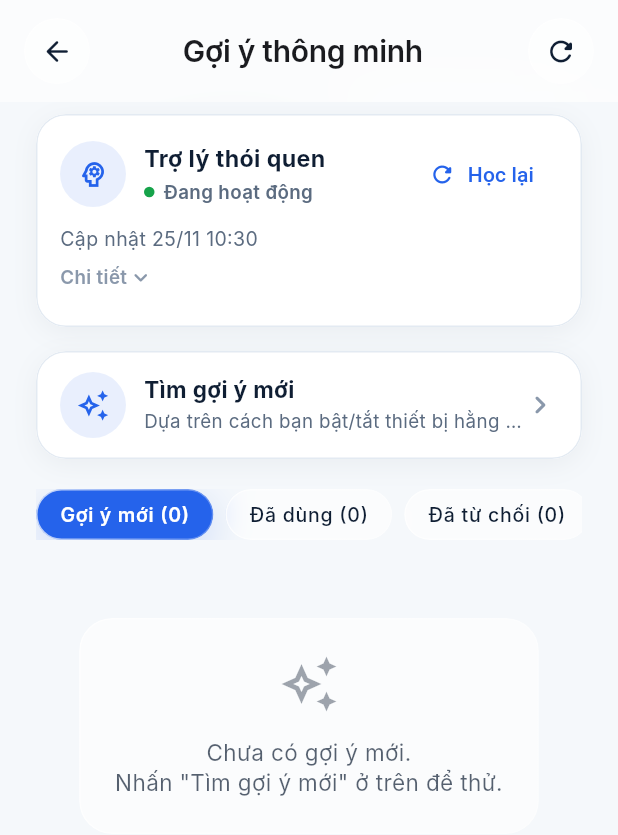
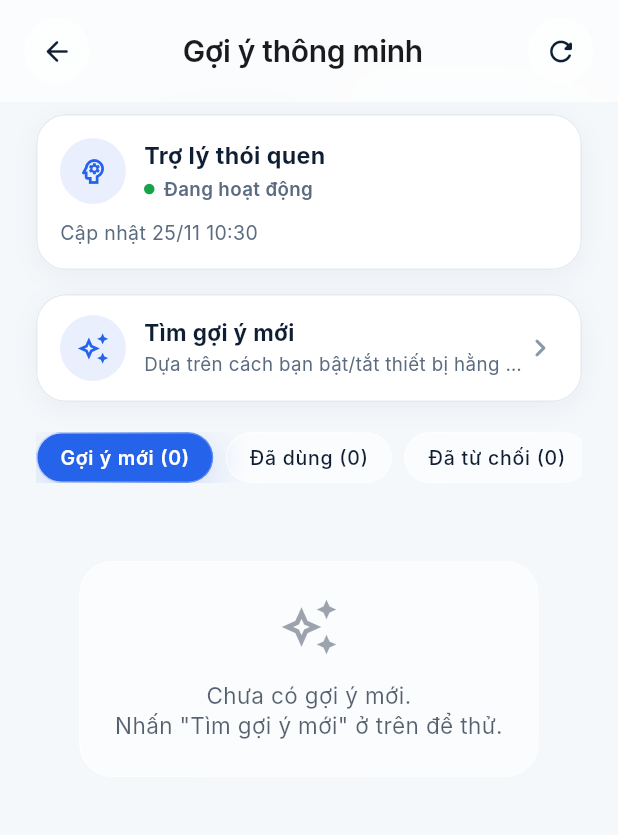
Before and after one commit to diethon/app_hesta, a Flutter app: the RecommendationsScreen screen opened by its route, on a phone screen of 412 x 824 dp. Shown: the top 835 px of the screen. Run offline on Flutter 3.47's test engine with Material 3 defaults, Android fonts, the phone set to English and light mode, and no system bars; our stand-ins replace cached_network_image, connectivity_plus, dio, flutter_blue_plus, flutter_local_notifications, flutter_riverpod and 6 more; missing offline and left inert: mobile_scanner, model_viewer_plus; accounts and stored records are empty; network calls fail; Roboto replaces fonts that are missing (Inter).

Commit message:
feat(home): show top recommendation banner and hide model internals from users

```diff
--- a/lib/features/home/presentation/home_screen.dart
+++ b/lib/features/home/presentation/home_screen.dart
@@ -20,6 +20,7 @@ import '../../scene/data/scene_providers.dart';
 import '../../scene/domain/scene.dart';
 import '../../scene/presentation/scene_icons.dart';
 import '../../groups/presentation/device_group_strip.dart';
+import '../../recommendation/presentation/widgets/top_recommendation_banner.dart';
 import 'widgets/hero_house_model.dart';
 
 class HomeScreen extends ConsumerWidget {
@@ -248,6 +249,8 @@ class _DashboardContent extends ConsumerWidget {
           _StatusPillsRow(devices: devices),
           const SizedBox(height: AppSpacing.lg),
         ],
+
+        const TopRecommendationBanner(),
 
         // Lối vào Automation, Recommendation, Scenes, Camera.
         _SectionLabel(label: l10n.quickAccess),
--- a/lib/features/recommendation/presentation/widgets/ml_model_status_card.dart
+++ b/lib/features/recommendation/presentation/widgets/ml_model_status_card.dart
@@ -1,5 +1,4 @@
 import 'package:flutter/material.dart';
-import 'package:flutter/services.dart';
 import 'package:flutter_riverpod/flutter_riverpod.dart';
 
 import '../../../../core/widgets/state_views.dart';
@@ -7,38 +6,9 @@ import '../../../../core/widgets/studio.dart';
 import '../../data/recommendation_providers.dart';
 import '../../domain/recommendation_models.dart';
 
-class MlModelStatusCard extends ConsumerStatefulWidget {
+/// Trạng thái trợ lý thói quen bằng lời thường; số liệu mô hình chỉ dành cho kỹ thuật nên không hiện.
+class MlModelStatusCard extends ConsumerWidget {
   const MlModelStatusCard({super.key});
-
-  @override
-  ConsumerState<MlModelStatusCard> createState() => _MlModelStatusCardState();
-}
-
-class _MlModelStatusCardState extends ConsumerState<MlModelStatusCard> {
-  bool _isRetraining = false;
-  bool _showDetails = false;
-
-  Future<void> _handleRetrain() async {
-    await HapticFeedback.lightImpact();
-    if (!mounted) return;
-    setState(() => _isRetraining = true);
-
-    final result = await ref.read(mlModelStatusProvider.notifier).retrain();
-
-    if (!mounted) return;
-    setState(() => _isRetraining = false);
-    if (result != null) {
-      showStudioSnack(
-        context,
-        result.isReady
-            ? 'Đã học lại xong thói quen của bạn.'
-            : result.isUnavailable
-            ? 'Trợ lý AI đang tạm ngưng, vui lòng thử lại sau.'
-            : 'Trợ lý AI vẫn đang xử lý, thử lại sau ít phút.',
-        success: result.isReady,
-      );
-    }
-  }
 
   /// (tiêu đề trạng thái, câu giải thích, màu chấm trạng thái)
   (String, String, Color) _status(MlModelStatus m, StudioColors c) {
@@ -65,8 +35,8 @@ class _MlModelStatusCardState extends ConsumerState<MlModelStatusCard> {
     }
     if (m.isNotTrained) {
       return (
-        'Chưa sẵn sàng',
-        'Chưa có đủ dữ liệu. Nhấn "Học lại" sau khi dùng thiết bị vài ngày.',
+        'Đang học thói quen của bạn',
+        'HESTA vẫn đang làm quen với ngôi nhà. Hãy dùng thêm vài ngày để gợi ý chính xác hơn.',
         c.warn,
       );
     }
@@ -78,7 +48,7 @@ class _MlModelStatusCardState extends ConsumerState<MlModelStatusCard> {
   }
 
   @override
-  Widget build(BuildContext context) {
+  Widget build(BuildContext context, WidgetRef ref) {
     final statusAsync = ref.watch(mlModelStatusProvider);
     final c = StudioColors.of(context);
 
@@ -131,21 +101,6 @@ class _MlModelStatusCardState extends ConsumerState<MlModelStatusCard> {
                       ],
                     ),
                   ),
-                  TextButton.icon(
-                    onPressed: _isRetraining ? null : _handleRetrain,
-                    style: TextButton.styleFrom(foregroundColor: c.accent),
-                    icon: _isRetraining
-                        ? SizedBox(
-                            width: 14,
-                            height: 14,
-                            child: CircularProgressIndicator(
-                              strokeWidth: 2,
-                              color: c.accent,
-                            ),
-                          )
-                        : const Icon(Icons.refresh_rounded, size: 18),
-                    label: Text(_isRetraining ? 'Đang học…' : 'Học lại'),
-                  ),
                 ],
               ),
               const SizedBox(height: 10),
@@ -153,65 +108,11 @@ class _MlModelStatusCardState extends ConsumerState<MlModelStatusCard> {
                 sub,
                 style: TextStyle(fontSize: 13, height: 1.4, color: c.muted),
               ),
-
-              // Số liệu kỹ thuật: ẩn mặc định, chỉ mở khi cần.
-              InkWell(
-                onTap: () => setState(() => _showDetails = !_showDetails),
-                borderRadius: BorderRadius.circular(8),
-                child: Padding(
-                  padding: const EdgeInsets.symmetric(vertical: 8),
-                  child: Row(
-                    children: [
-                      Text(
-                        'Chi tiết',
-                        style: TextStyle(
-                          fontSize: 12.5,
-                          fontWeight: FontWeight.w600,
-                          color: c.faint,
-                        ),
-                      ),
-                      Icon(
-                        _showDetails
-                            ? Icons.expand_less_rounded
-                            : Icons.expand_more_rounded,
-                        size: 18,
-                        color: c.faint,
-                      ),
-                    ],
-                  ),
-                ),
-              ),
-              if (_showDetails)
-                Container(
-                  width: double.infinity,
-                  padding: const EdgeInsets.all(12),
-                  decoration: BoxDecoration(
-                    color: c.soft,
-                    borderRadius: BorderRadius.circular(14),
-                  ),
-                  child: Column(
-                    children: [
-                      _DetailRow('Độ chính xác', '${model.accuracyPercent}%'),
-                      _DetailRow(
-                        'Số lần ghi nhận',
-                        '${model.trainSamples ?? 0}',
-                      ),
-                      _DetailRow(
-                        'Chỉ gợi ý khi chắc chắn từ',
-                        '${(model.confidenceThreshold * 100).round()}%',
-                      ),
-                      _DetailRow(
-                        'Phiên bản',
-                        '${model.modelType} v${model.version}',
-                      ),
-                    ],
-                  ),
-                ),
             ],
           ),
         );
       },
-      loading: () => const GlassCardSkeleton(height: 120),
+      loading: () => const GlassCardSkeleton(height: 96),
       error: (e, _) => StudioCard(
         child: Row(
           children: [
@@ -235,36 +136,3 @@ class _MlModelStatusCardState extends ConsumerState<MlModelStatusCard> {
     );
   }
 }
-
-class _DetailRow extends StatelessWidget {
-  const _DetailRow(this.label, this.value);
-
-  final String label;
-  final String value;
-
-  @override
-  Widget build(BuildContext context) {
-    final c = StudioColors.of(context);
-    return Padding(
-      padding: const EdgeInsets.symmetric(vertical: 3),
-      child: Row(
-        children: [
-          Expanded(
-            child: Text(
-              label,
-              style: TextStyle(fontSize: 12.5, color: c.muted),
-            ),
-          ),
-          Text(
-            value,
-            style: TextStyle(
-              fontSize: 12.5,
-              fontWeight: FontWeight.w600,
-              color: c.text,
-            ),
-          ),
-        ],
-      ),
-    );
-  }
-}
```
Also changed, not shown: 1 other file.
